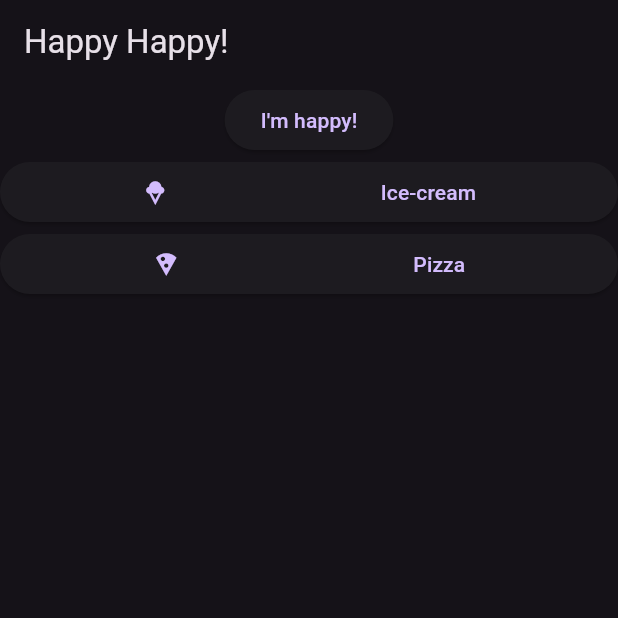
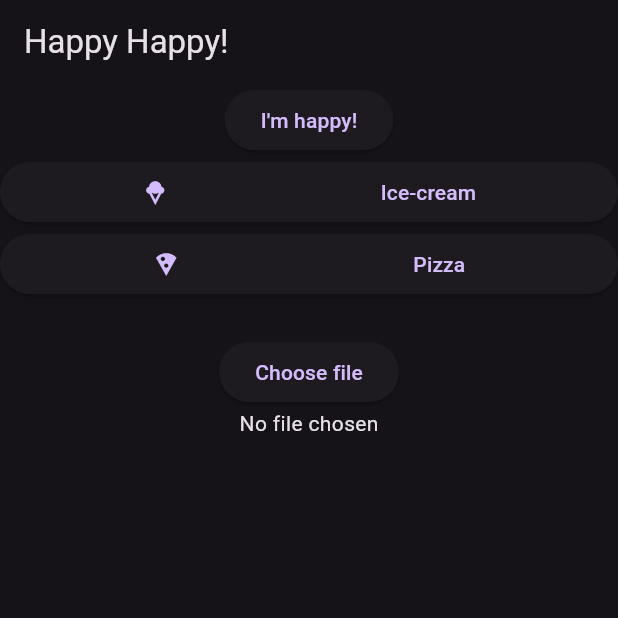
Before and after one commit to zenoplex/flutter-sandbox, a Flutter app: the screen it shows once a user with an empty profile is signed in, on a phone screen of 412 x 824 dp, the top half of it. Run offline on Flutter 3.47's test engine with Material 3 defaults, Android fonts, the phone set to English and light mode, and no system bars; our stand-ins replace cloud_firestore, firebase_analytics, firebase_auth, firebase_core, firebase_messaging, flutter_secure_storage and 6 more; missing offline and left inert: firebase_ui_auth, firebase_ui_oauth_google, flutter_config; accounts and stored records are empty; generated files the repository leaves out were written again; statements that could not run were skipped.

Commit message:
feat: chore: Add image picker functionality for file upload

```diff
--- a/lib/views/authentication_demo.dart
+++ b/lib/views/authentication_demo.dart
@@ -1,8 +1,11 @@
+import 'dart:io';
+
 import 'package:cloud_firestore/cloud_firestore.dart';
 import 'package:firebase_analytics/firebase_analytics.dart';
 import 'package:firebase_auth/firebase_auth.dart';
 import 'package:firebase_ui_auth/firebase_ui_auth.dart';
 import 'package:flutter/material.dart';
+import 'package:image_picker/image_picker.dart';
 
 class PollScreen extends StatefulWidget {
   const PollScreen({super.key});
@@ -71,6 +74,50 @@ class _HappyScreenState extends State<HappyScreen> {
   }
 }
 
+class UploadFile extends StatefulWidget {
+  const UploadFile({super.key});
+
+  @override
+  State<UploadFile> createState() => _UploadFileState();
+}
+
+class _UploadFileState extends State<UploadFile> {
+  File? _file;
+  String? _message;
+  final picker = ImagePicker();
+
+  @override
+  Widget build(BuildContext context) {
+    return Padding(
+      padding: const EdgeInsets.all(24),
+      child: Column(
+        children: [
+          ElevatedButton(
+              onPressed: () {
+                getImage();
+              },
+              child: const Text('Choose file'),),
+          SizedBox(
+            height: 200,
+            child: _file == null
+                ? const Text('No file chosen')
+                : Image.file(_file!),
+          ),
+        ],
+      ),
+    );
+  }
+
+  Future<void> getImage() async {
+    final file = await picker.pickImage(source: ImageSource.gallery);
+    if (file == null) return;
+
+    setState(() {
+      _file = File(file.path);
+    });
+  }
+}
+
 class AuthenticationDemo extends StatelessWidget {
   const AuthenticationDemo({super.key});
 
@@ -113,7 +160,7 @@ class AuthenticationDemo extends StatelessWidget {
             title: const Text('Happy Happy!'),
           ),
           body: const Column(
-            children: [HappyScreen(), PollScreen()],
+            children: [HappyScreen(), PollScreen(), UploadFile()],
           ),
         );
       },
```
